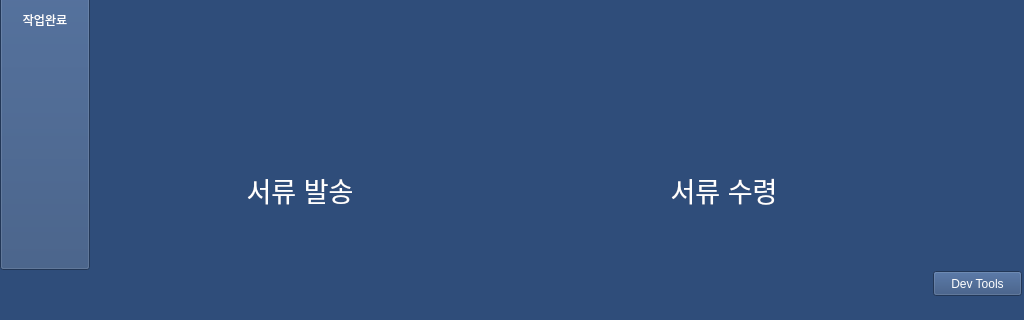
The window that DisplayUI/UI/MainScreen.ui (pcs1265/DELIVBOT_LAB) describes before a commit, drawn with Qt 5; both pictures show x 0 to 1024 and y 280 to 600 of the 1024 by 600 pixel window.
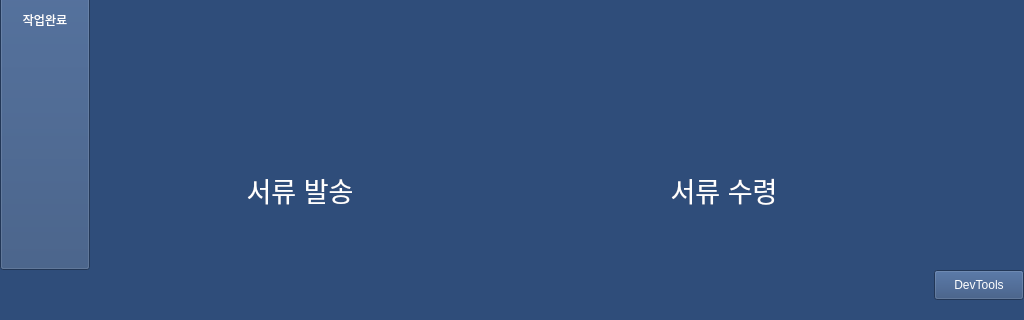
The same window after the commit. Icons and pictures are not drawn.

What changed in the file:
```diff
--- a/DisplayUI/UI/MainScreen.ui
+++ b/DisplayUI/UI/MainScreen.ui
@@ -436,19 +436,6 @@
    <bool>false</bool>
   </property>
   <widget class="QWidget" name="centralwidget">
-   <widget class="QPushButton" name="dev_button">
-    <property name="geometry">
-     <rect>
-      <x>933</x>
-      <y>551</y>
-      <width>89</width>
-      <height>25</height>
-     </rect>
-    </property>
-    <property name="text">
-     <string>Dev Tools</string>
-    </property>
-   </widget>
    <widget class="QPushButton" name="recv_doc_button">
     <property name="geometry">
      <rect>
@@ -592,7 +579,7 @@
     <property name="geometry">
      <rect>
       <x>287</x>
-      <y>510</y>
+      <y>550</y>
       <width>450</width>
       <height>50</height>
      </rect>
@@ -646,8 +633,65 @@
      <bool>false</bool>
     </property>
    </widget>
+   <widget class="QLabel" name="status_text">
+    <property name="geometry">
+     <rect>
+      <x>774</x>
+      <y>580</y>
+      <width>250</width>
+      <height>20</height>
+     </rect>
+    </property>
+    <property name="font">
+     <font>
+      <pointsize>10</pointsize>
+     </font>
+    </property>
+    <property name="layoutDirection">
+     <enum>Qt::LeftToRight</enum>
+    </property>
+    <property name="text">
+     <string>&lt;html&gt;&lt;head/&gt;&lt;body&gt;&lt;p&gt;&lt;br/&gt;&lt;/p&gt;&lt;/body&gt;&lt;/html&gt;</string>
+    </property>
+    <property name="alignment">
+     <set>Qt::AlignCenter</set>
+    </property>
+    <property name="textInteractionFlags">
+     <set>Qt::NoTextInteraction</set>
+    </property>
+   </widget>
+   <widget class="QPushButton" name="dev_button">
+    <property name="geometry">
+     <rect>
+      <x>934</x>
+      <y>550</y>
+      <width>90</width>
+      <height>30</height>
+     </rect>
+    </property>
+    <property name="mouseTracking">
+     <bool>false</bool>
+    </property>
+    <property name="layoutDirection">
+     <enum>Qt::LeftToRight</enum>
+    </property>
+    <property name="text">
+     <string>DevTools</string>
+    </property>
+    <property name="iconSize">
+     <size>
+      <width>100</width>
+      <height>100</height>
+     </size>
+    </property>
+    <property name="default">
+     <bool>false</bool>
+    </property>
+    <property name="flat">
+     <bool>false</bool>
+    </property>
+   </widget>
   </widget>
-  <widget class="QStatusBar" name="statusbar"/>
  </widget>
  <resources/>
  <connections/>
```
